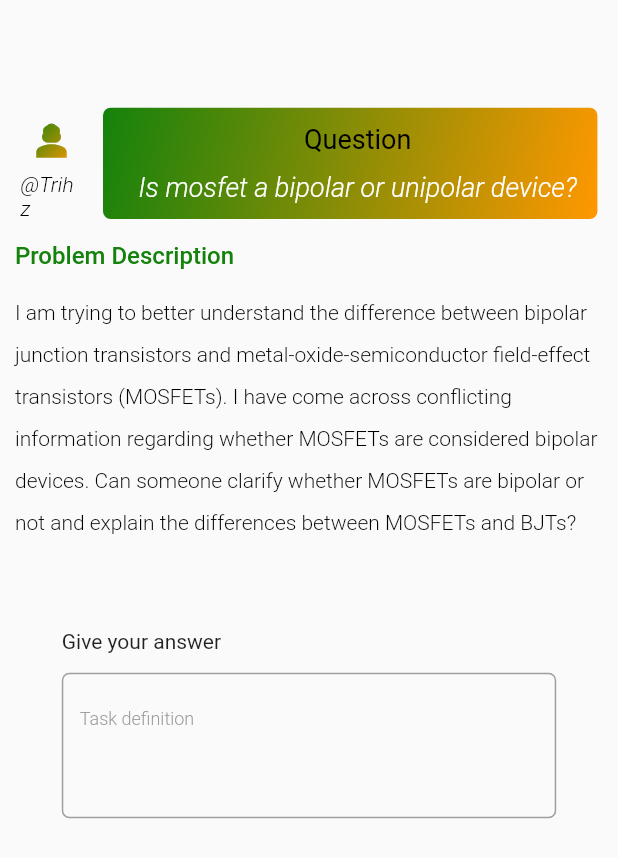
After one commit to Trihz/De-TutorConnect, a Flutter app: the QuestionUI screen opened directly, on a phone screen of 412 x 824 dp. The commit adds this screen. Shown: the top 858 px of the screen. Run offline on Flutter 3.47's test engine with Material 2 defaults, Android fonts, the phone set to English and light mode, and no system bars; our stand-ins replace animated_text_kit, flutter_switch, fluttertoast.

Commit message:
Question details page

```diff
--- a/lib/Forum/forum.dart
+++ b/lib/Forum/forum.dart
@@ -3,6 +3,7 @@ import 'dart:collection';
 import 'package:flutter/material.dart';
 import 'package:homeworkplatform/Forum/forum_logic.dart';
 import 'package:homeworkplatform/GradientIcon/gradient_icon.dart';
+import 'package:homeworkplatform/Question/question_ui.dart';
 import 'package:homeworkplatform/StudentHomescreen/students_logic.dart';
 
 class ForumScreen extends StatefulWidget {
@@ -14,7 +15,7 @@ class ForumScreen extends StatefulWidget {
 
 class _ForumScreenState extends State<ForumScreen> {
   // variable to define the homescreen main color
-  Color mainColor = Color.fromARGB(255, 20, 130, 12);
+  Color mainColor = const Color.fromARGB(255, 20, 130, 12);
   Color mainColor1 = Colors.orange;
 
   /// variable to define the scroll controller
@@ -177,7 +178,12 @@ class _ForumScreenState extends State<ForumScreen> {
       child: Row(
         mainAxisAlignment: MainAxisAlignment.end,
         children: [
-          Container(
+          GestureDetector(
+            onTap: () {
+              Navigator.push(context,
+                  MaterialPageRoute(builder: (context) => const QuestionUI()));
+            },
+            child: Container(
                 height: 70,
                 width: 70,
                 decoration: BoxDecoration(
@@ -204,6 +210,7 @@ class _ForumScreenState extends State<ForumScreen> {
                     ),
                   ],
                 )),
+          ),
         ],
       ),
     );
--- /dev/null
+++ b/lib/Question/question_ui.dart
@@ -0,0 +1,216 @@
+import 'package:flutter/material.dart';
+import 'package:homeworkplatform/GradientIcon/gradient_icon.dart';
+
+class QuestionUI extends StatefulWidget {
+  const QuestionUI({super.key});
+
+  @override
+  State<QuestionUI> createState() => _QuestionUIState();
+}
+
+class _QuestionUIState extends State<QuestionUI> {
+  // variable to define the homescreen main color
+  Color mainColor = const Color.fromARGB(255, 20, 130, 12);
+  Color mainColor1 = Colors.orange;
+
+  /// variable to define the text editing controller
+  // text form controller
+  final TextEditingController textEditingController = TextEditingController();
+
+  /// function to display the safe area
+  Widget safeArea() {
+    return SizedBox(height: MediaQuery.of(context).size.height * 0.07);
+  }
+
+  /// function to display the question's description
+  Widget question() {
+    return Container(
+      height: MediaQuery.of(context).size.height * 0.4,
+      width: MediaQuery.of(context).size.width * 1,
+      margin: const EdgeInsets.only(top: 10),
+      decoration: const BoxDecoration(color: Colors.transparent),
+      child: Column(
+        children: [
+          Container(
+            height: MediaQuery.of(context).size.height * 0.1,
+            width: MediaQuery.of(context).size.width * 1,
+            decoration: const BoxDecoration(color: Colors.transparent),
+            child: Row(
+              mainAxisAlignment: MainAxisAlignment.spaceEvenly,
+              children: [
+                Container(
+                  height: MediaQuery.of(context).size.height * 0.07,
+                  width: MediaQuery.of(context).size.width * 0.1,
+                  decoration: const BoxDecoration(color: Colors.transparent),
+                  child: Column(
+                    mainAxisAlignment: MainAxisAlignment.spaceEvenly,
+                    children: [
+                      GradientIcon(
+                        Icons.person_3,
+                        30,
+                        LinearGradient(
+                          colors: [
+                            mainColor,
+                            mainColor1,
+                          ],
+                          begin: Alignment.topLeft,
+                          end: Alignment.bottomRight,
+                        ),
+                      ),
+                      const SizedBox(height: 5),
+                      const Text("@Trihz",
+                          style: TextStyle(
+                              color: Colors.black,
+                              fontWeight: FontWeight.w300,
+                              fontStyle: FontStyle.italic,
+                              fontSize: 14))
+                    ],
+                  ),
+                ),
+                Container(
+                  height: MediaQuery.of(context).size.height * 0.09,
+                  width: MediaQuery.of(context).size.width * 0.8,
+                  padding: const EdgeInsets.only(left: 10),
+                  decoration: BoxDecoration(
+                      gradient: LinearGradient(
+                          colors: [mainColor, mainColor1],
+                          begin: Alignment.topLeft,
+                          end: Alignment.bottomRight),
+                      borderRadius: const BorderRadius.all(Radius.circular(5))),
+                  child: Column(
+                    mainAxisAlignment: MainAxisAlignment.spaceEvenly,
+                    children: const [
+                      Text("Question",
+                          style: TextStyle(
+                              color: Colors.black,
+                              fontWeight: FontWeight.w400,
+                              fontSize: 18)),
+                      Text("Is mosfet a bipolar or unipolar device?",
+                          style: TextStyle(
+                              color: Colors.white,
+                              fontStyle: FontStyle.italic,
+                              fontWeight: FontWeight.w300,
+                              fontSize: 18)),
+                    ],
+                  ),
+                )
+              ],
+            ),
+          ),
+          Container(
+            height: MediaQuery.of(context).size.height * 0.3,
+            width: MediaQuery.of(context).size.width * 1,
+            decoration: const BoxDecoration(color: Colors.transparent),
+            child: Column(
+              mainAxisAlignment: MainAxisAlignment.spaceEvenly,
+              children: [
+                Container(
+                    height: MediaQuery.of(context).size.height * 0.05,
+                    width: MediaQuery.of(context).size.width * 1,
+                    padding: const EdgeInsets.only(left: 10),
+                    decoration: const BoxDecoration(color: Colors.transparent),
+                    child: Align(
+                      alignment: Alignment.centerLeft,
+                      child: Text(
+                        "Problem Description",
+                        style: TextStyle(
+                            color: mainColor,
+                            fontSize: 16,
+                            fontWeight: FontWeight.w500),
+                      ),
+                    )),
+                Container(
+                  height: MediaQuery.of(context).size.height * 0.25,
+                  width: MediaQuery.of(context).size.width * 1,
+                  padding: const EdgeInsets.only(left: 10),
+                  decoration: const BoxDecoration(color: Colors.transparent),
+                  child: const Text(
+                    "I am trying to better understand the difference between bipolar junction transistors and metal-oxide-semiconductor field-effect transistors (MOSFETs). I have come across conflicting information regarding whether MOSFETs are considered bipolar devices. Can someone clarify whether MOSFETs are bipolar or not and explain the differences between MOSFETs and BJTs?",
+                    style: TextStyle(
+                        color: Colors.black,
+                        fontSize: 14,
+                        height: 2,
+                        fontWeight: FontWeight.w300),
+                  ),
+                ),
+              ],
+            ),
+          )
+        ],
+      ),
+    );
+  }
+
+  /// function to display the answers
+  Widget answers() {
+    return Container(
+      height: MediaQuery.of(context).size.height * 0.2,
+      width: MediaQuery.of(context).size.width * 1,
+      margin: const EdgeInsets.only(top: 10),
+      decoration: const BoxDecoration(color: Colors.transparent),
+    );
+  }
+
+  /// function to display the post answer section
+  Widget postAnswer() {
+    return Container(
+      height: MediaQuery.of(context).size.height * 0.2,
+      width: MediaQuery.of(context).size.width * 1,
+      margin: const EdgeInsets.only(top: 10),
+      decoration: const BoxDecoration(color: Colors.transparent),
+      child: Column(
+        mainAxisAlignment: MainAxisAlignment.spaceEvenly,
+        children: [
+          Container(
+            height: MediaQuery.of(context).size.height * 0.05,
+            width: MediaQuery.of(context).size.width * 0.8,
+            decoration: const BoxDecoration(color: Colors.transparent),
+            child: const Align(
+                alignment: Alignment.centerLeft,
+                child: Text("Give your answer")),
+          ),
+          Container(
+              height: MediaQuery.of(context).size.height * 0.15,
+              width: MediaQuery.of(context).size.width * 0.8,
+              decoration: const BoxDecoration(color: Colors.transparent),
+              child: TextFormField(
+                controller: textEditingController,
+                minLines: 3,
+                maxLines: 6,
+                keyboardType: TextInputType.multiline,
+                decoration: const InputDecoration(
+                    hintText: "Task definition",
+                    hintStyle: TextStyle(
+                        color: Colors.grey,
+                        fontSize: 12,
+                        fontWeight: FontWeight.w300),
+                    enabledBorder: OutlineInputBorder(
+                        borderSide: BorderSide(
+                          color: Colors.grey,
+                        ),
+                        borderRadius: BorderRadius.all(Radius.circular(5))),
+                    focusedBorder: OutlineInputBorder(
+                        borderSide: BorderSide(
+                          color: Colors.grey,
+                        ),
+                        borderRadius: BorderRadius.all(Radius.circular(5)))),
+              )),
+        ],
+      ),
+    );
+  }
+
+  @override
+  Widget build(BuildContext context) {
+    return Scaffold(
+      body: Container(
+        height: MediaQuery.of(context).size.height * 1,
+        width: MediaQuery.of(context).size.width * 1,
+        decoration: const BoxDecoration(color: Colors.transparent),
+        child: Column(
+          children: [safeArea(), question(), postAnswer(),answers()],
+        ),
+      ),
+    );
+  }
+}
```
Also changed, not shown: lib/Question/question_logic.dart (added). Lines whose indentation alone changed are shown as unchanged.
